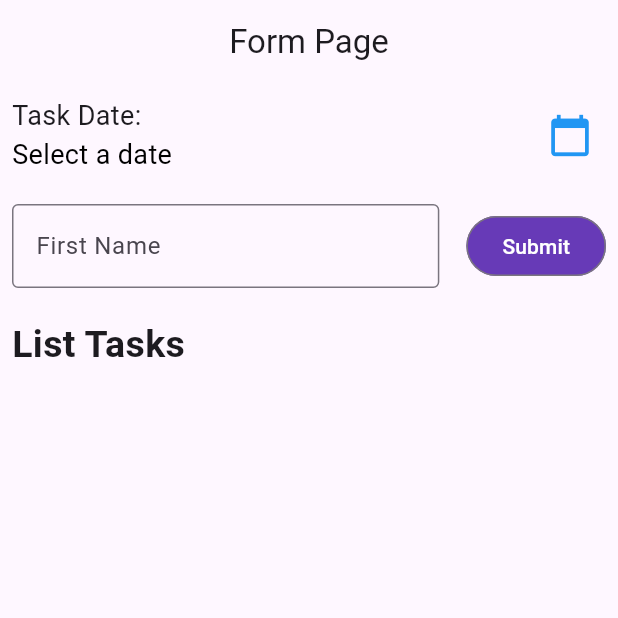
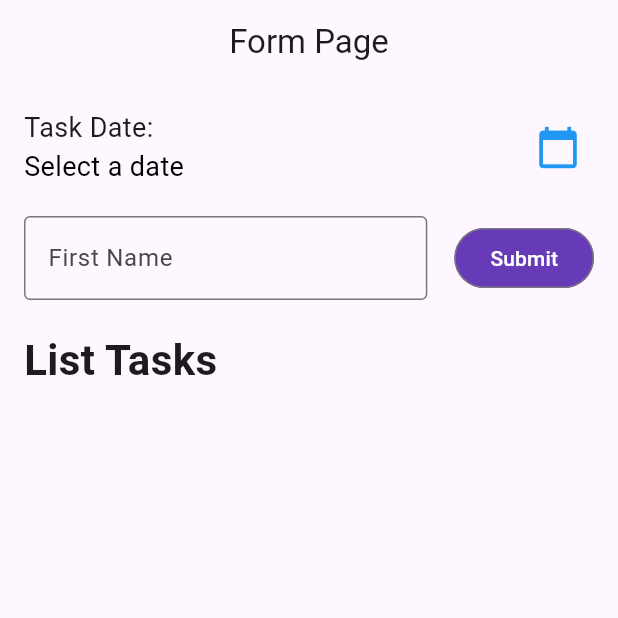
Before and after one commit to YusvanTriAtmojo/TodoApp_0082, a Flutter app: the screen it shows after launch, on a phone screen of 412 x 824 dp, the top half of it. Run offline on Flutter 3.47's test engine with Material 3 defaults, Android fonts, the phone set to English and light mode, and no system bars.

Commit message:
Mengatur jarak dan ukuran

```diff
--- a/lib/statefull_form.dart
+++ b/lib/statefull_form.dart
@@ -132,7 +132,7 @@ class _StatefullFormState extends State<StatefullForm> {
       ),
       body: SafeArea(
         child: Padding(
-          padding: const EdgeInsets.all(8.0),
+          padding: const EdgeInsets.all(16.0),
           child: Column(
             crossAxisAlignment: CrossAxisAlignment.start,
             children: [
@@ -193,6 +193,7 @@ class _StatefullFormState extends State<StatefullForm> {
                           border: OutlineInputBorder(
                             borderSide: BorderSide(color: Colors.deepPurple),
                           ),
+                          errorStyle: TextStyle(fontSize: 15),
                         ),
                       ),
                     ),
@@ -219,7 +220,8 @@ class _StatefullFormState extends State<StatefullForm> {
               ),
               SizedBox(height: 20),
               Text('List Tasks',
-                  style: TextStyle(fontSize: 25, fontWeight: FontWeight.bold)),
+                  style: TextStyle(fontSize: 28, fontWeight: FontWeight.bold)),
+                  SizedBox(height: 10),
                   Expanded(
                   child: ListView.builder(
                   itemCount: daftarTask.length,
```
